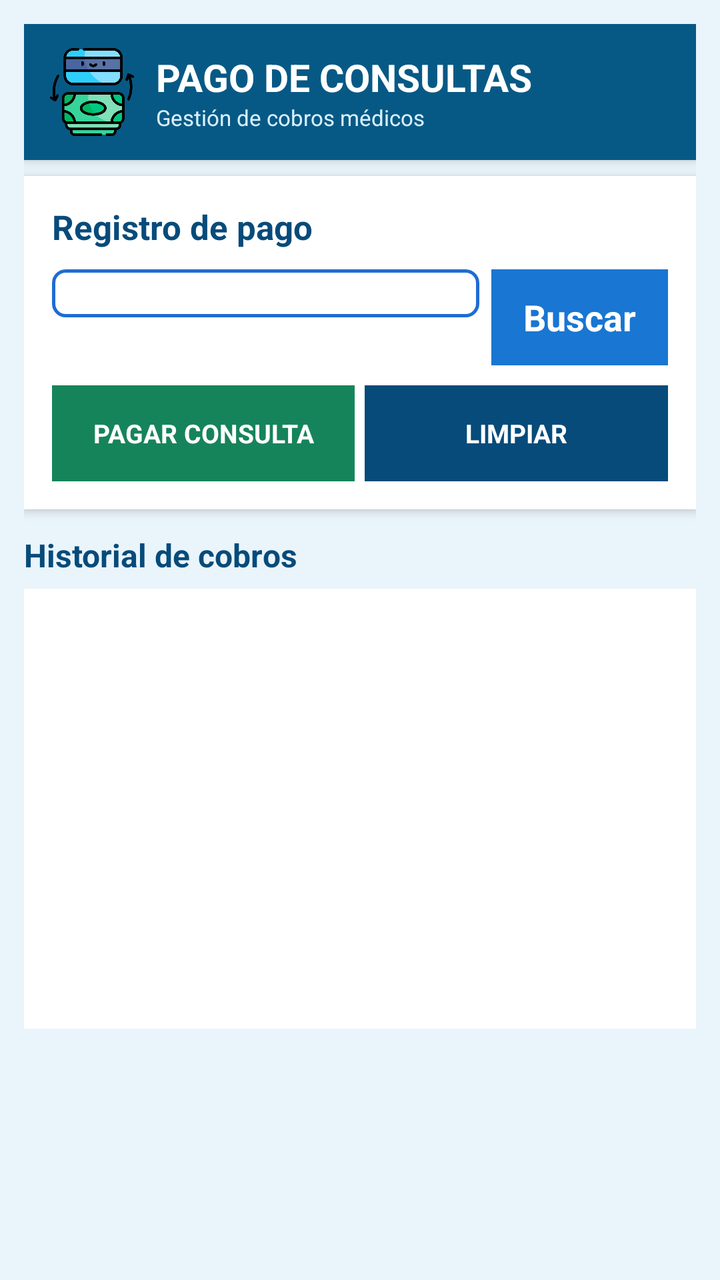
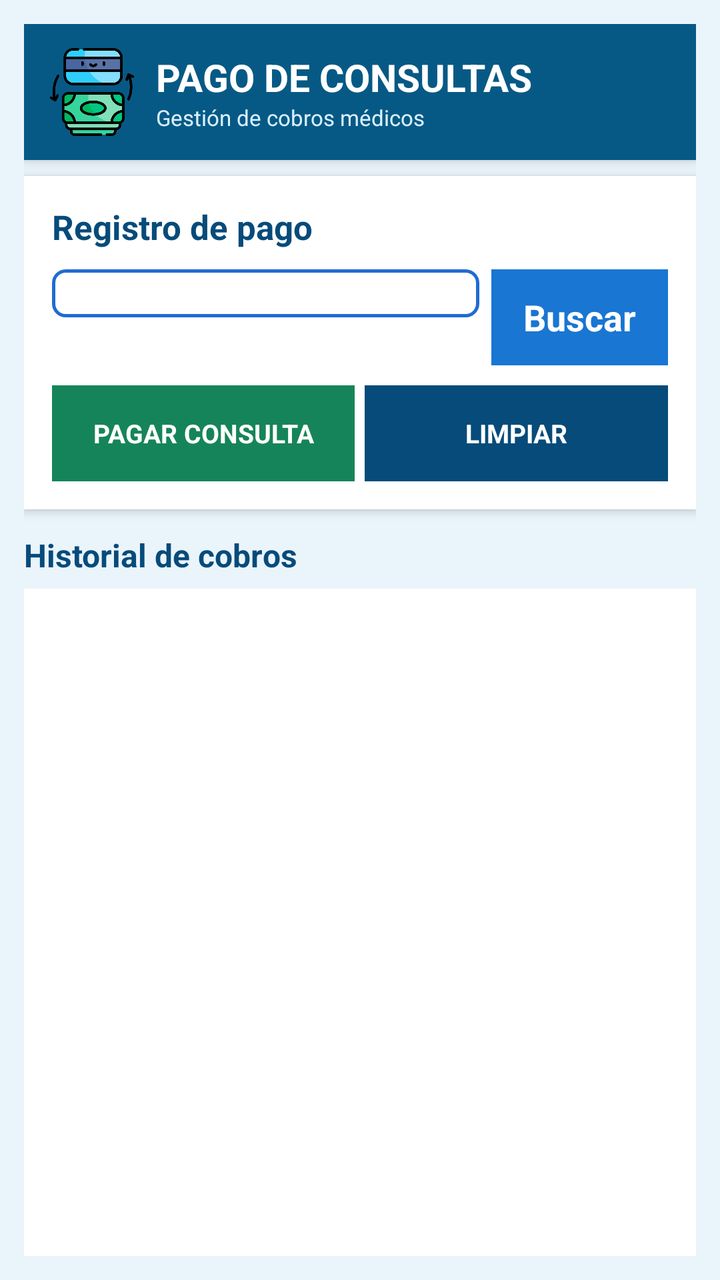

Screens rendered from an Android XML layout before and after an edit, with the pre-edit source and the edit as a unified diff.
<!-- AndroidManifest.xml: application theme android:Theme.Holo.Light -->
<!-- res/layout/activity_cobros.xml -->
<?xml version="1.0" encoding="utf-8"?>
<LinearLayout xmlns:android="http://schemas.android.com/apk/res/android"
    android:layout_width="match_parent"
    android:layout_height="match_parent"
    android:orientation="vertical"
    android:background="#EAF4FB"
    android:padding="12dp">

    
    <LinearLayout
        android:layout_width="match_parent"
        android:layout_height="wrap_content"
        android:orientation="horizontal"
        android:gravity="center_vertical"
        android:background="#075985"
        android:padding="12dp"
        android:elevation="4dp">

        <ImageView
            android:layout_width="44dp"
            android:layout_height="44dp"
            android:src="@drawable/cobros"
            android:contentDescription="Logo Cobros" />

        <LinearLayout
            android:layout_width="0dp"
            android:layout_height="wrap_content"
            android:layout_weight="1"
            android:orientation="vertical"
            android:layout_marginLeft="10dp">

            <TextView
                android:layout_width="wrap_content"
                android:layout_height="wrap_content"
                android:text="PAGO DE CONSULTAS"
                android:textSize="19sp"
                android:textStyle="bold"
                android:textColor="#FFFFFF" />

            <TextView
                android:layout_width="wrap_content"
                android:layout_height="wrap_content"
                android:text="Gestión de cobros médicos"
                android:textSize="11sp"
                android:textColor="#D8F0FF" />

        </LinearLayout>

    </LinearLayout>

    
    <ScrollView
        android:layout_width="match_parent"
        android:layout_height="0dp"
        android:layout_weight="1"
        android:fillViewport="true">

        <LinearLayout
            android:layout_width="match_parent"
            android:layout_height="wrap_content"
            android:orientation="vertical">

            
            <LinearLayout
                android:layout_width="match_parent"
                android:layout_height="wrap_content"
                android:orientation="vertical"
                android:background="#FFFFFF"
                android:padding="14dp"
                android:layout_marginTop="8dp"
                android:elevation="3dp">

                <TextView
                    android:layout_width="wrap_content"
                    android:layout_height="wrap_content"
                    android:text="Registro de pago"
                    android:textSize="17sp"
                    android:textStyle="bold"
                    android:textColor="#064B7A"
                    android:layout_marginBottom="10dp" />

                <LinearLayout
                    android:layout_width="match_parent"
                    android:layout_height="wrap_content"
                    android:orientation="horizontal">

                    <Spinner
                        android:id="@+id/spPacientes"
                        android:layout_width="0dp"
                        android:layout_height="wrap_content"
                        android:layout_weight="1"
                        android:background="@drawable/spinner_background"
                        android:padding="12dp" />

                    <Button
                        android:id="@+id/btnBuscar"
                        android:layout_width="wrap_content"
                        android:layout_height="wrap_content"
                        android:text="Buscar"
                        android:textColor="#FFFFFF"
                        android:textStyle="bold"
                        android:background="#1976D2"
                        android:paddingLeft="16dp"
                        android:paddingRight="16dp"
                        android:paddingTop="10dp"
                        android:paddingBottom="10dp"
                        android:layout_marginLeft="6dp" />

                </LinearLayout>

                <LinearLayout
                    android:layout_width="match_parent"
                    android:layout_height="wrap_content"
                    android:orientation="horizontal"
                    android:layout_marginTop="10dp">

                    <Button
                        android:id="@+id/btnPagar"
                        android:layout_width="0dp"
                        android:layout_height="wrap_content"
                        android:layout_weight="1"
                        android:text="PAGAR CONSULTA"
                        android:textSize="13sp"
                        android:textStyle="bold"
                        android:textColor="#FFFFFF"
                        android:background="#16845A"
                        android:padding="11dp" />

                    <Button
                        android:id="@+id/btnLimpiar"
                        android:layout_width="0dp"
                        android:layout_height="wrap_content"
                        android:layout_weight="1"
                        android:layout_marginLeft="5dp"
                        android:text="LIMPIAR"
                        android:textSize="13sp"
                        android:textStyle="bold"
                        android:textColor="#FFFFFF"
                        android:background="#064B7A"
                        android:padding="11dp" />

                </LinearLayout>

            </LinearLayout>

            <TextView
                android:layout_width="wrap_content"
                android:layout_height="wrap_content"
                android:text="Historial de cobros"
                android:textSize="16sp"
                android:textStyle="bold"
                android:textColor="#064B7A"
                android:layout_marginTop="12dp"
                android:layout_marginBottom="6dp" />

            
            <ListView
                android:id="@+id/lvCobros"
                android:layout_width="match_parent"
                android:layout_height="220dp"
                android:background="#FFFFFF"
                android:padding="5dp"
                android:divider="#D8E3EA"
                android:dividerHeight="1dp" />

        </LinearLayout>
    </ScrollView>

</LinearLayout>
<!-- resources referenced by this layout -->
<resources>
  <!-- drawable cobros: png bitmap (drawable-ldpi, 28381 bytes) -->
  <!-- drawable spinner_background (drawable-hdpi) -->
  <?xml version="1.0" encoding="utf-8"?>
  <shape xmlns:android="http://schemas.android.com/apk/res/android"
      android:shape="rectangle">
      
      
      <solid android:color="#FFFFFF" />
      
      
      <stroke
          android:width="1.5dp"
          android:color="#1F6CD1" />
      
      
      <corners android:radius="6dp" />
      
  </shape>
</resources>

<!-- the commit's change to res/layout/activity_cobros.xml (unified diff, before → after) -->
@@ -58,31 +58,32 @@
         <LinearLayout
             android:layout_width="match_parent"
             android:layout_height="wrap_content"
-            android:orientation="vertical">
+            android:orientation="vertical" >
 
             
+
             <LinearLayout
                 android:layout_width="match_parent"
                 android:layout_height="wrap_content"
+                android:layout_marginTop="8dp"
+                android:background="#FFFFFF"
+                android:elevation="3dp"
                 android:orientation="vertical"
-                android:background="#FFFFFF"
-                android:padding="14dp"
-                android:layout_marginTop="8dp"
-                android:elevation="3dp">
+                android:padding="14dp" >
 
                 <TextView
                     android:layout_width="wrap_content"
                     android:layout_height="wrap_content"
+                    android:layout_marginBottom="10dp"
                     android:text="Registro de pago"
+                    android:textColor="#064B7A"
                     android:textSize="17sp"
-                    android:textStyle="bold"
-                    android:textColor="#064B7A"
-                    android:layout_marginBottom="10dp" />
+                    android:textStyle="bold" />
 
                 <LinearLayout
                     android:layout_width="match_parent"
                     android:layout_height="wrap_content"
-                    android:orientation="horizontal">
+                    android:orientation="horizontal" >
 
                     <Spinner
                         android:id="@+id/spPacientes"
@@ -96,74 +97,73 @@
                         android:id="@+id/btnBuscar"
                         android:layout_width="wrap_content"
                         android:layout_height="wrap_content"
-                        android:text="Buscar"
-                        android:textColor="#FFFFFF"
-                        android:textStyle="bold"
+                        android:layout_marginLeft="6dp"
                         android:background="#1976D2"
+                        android:paddingBottom="10dp"
                         android:paddingLeft="16dp"
                         android:paddingRight="16dp"
                         android:paddingTop="10dp"
-                        android:paddingBottom="10dp"
-                        android:layout_marginLeft="6dp" />
-
+                        android:text="Buscar"
+                        android:textColor="#FFFFFF"
+                        android:textStyle="bold" />
                 </LinearLayout>
 
                 <LinearLayout
                     android:layout_width="match_parent"
                     android:layout_height="wrap_content"
-                    android:orientation="horizontal"
-                    android:layout_marginTop="10dp">
+                    android:layout_marginTop="10dp"
+                    android:orientation="horizontal" >
 
                     <Button
                         android:id="@+id/btnPagar"
                         android:layout_width="0dp"
                         android:layout_height="wrap_content"
                         android:layout_weight="1"
+                        android:background="#16845A"
+                        android:padding="11dp"
                         android:text="PAGAR CONSULTA"
+                        android:textColor="#FFFFFF"
                         android:textSize="13sp"
-                        android:textStyle="bold"
-                        android:textColor="#FFFFFF"
-                        android:background="#16845A"
-                        android:padding="11dp" />
+                        android:textStyle="bold" />
 
                     <Button
                         android:id="@+id/btnLimpiar"
                         android:layout_width="0dp"
                         android:layout_height="wrap_content"
+                        android:layout_marginLeft="5dp"
                         android:layout_weight="1"
-                        android:layout_marginLeft="5dp"
+                        android:background="#064B7A"
+                        android:padding="11dp"
                         android:text="LIMPIAR"
+                        android:textColor="#FFFFFF"
                         android:textSize="13sp"
-                        android:textStyle="bold"
-                        android:textColor="#FFFFFF"
-                        android:background="#064B7A"
-                        android:padding="11dp" />
-
+                        android:textStyle="bold" />
                 </LinearLayout>
-
             </LinearLayout>
 
             <TextView
                 android:layout_width="wrap_content"
                 android:layout_height="wrap_content"
+                android:layout_marginBottom="6dp"
+                android:layout_marginTop="12dp"
                 android:text="Historial de cobros"
+                android:textColor="#064B7A"
                 android:textSize="16sp"
-                android:textStyle="bold"
-                android:textColor="#064B7A"
-                android:layout_marginTop="12dp"
-                android:layout_marginBottom="6dp" />
+                android:textStyle="bold" />
 
             
+
             <ListView
                 android:id="@+id/lvCobros"
                 android:layout_width="match_parent"
                 android:layout_height="220dp"
+                android:layout_weight="0.47"
                 android:background="#FFFFFF"
-                android:padding="5dp"
                 android:divider="#D8E3EA"
-                android:dividerHeight="1dp" />
+                android:dividerHeight="1dp"
+                android:padding="5dp" />
+        </LinearLayout>
 
-        </LinearLayout>
     </ScrollView>
 
 </LinearLayout>
